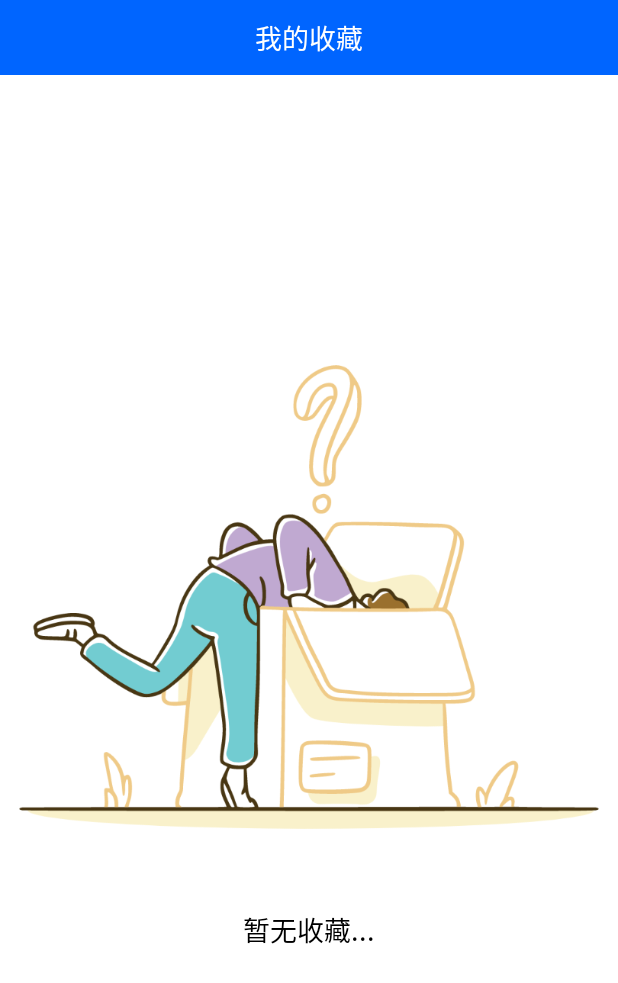
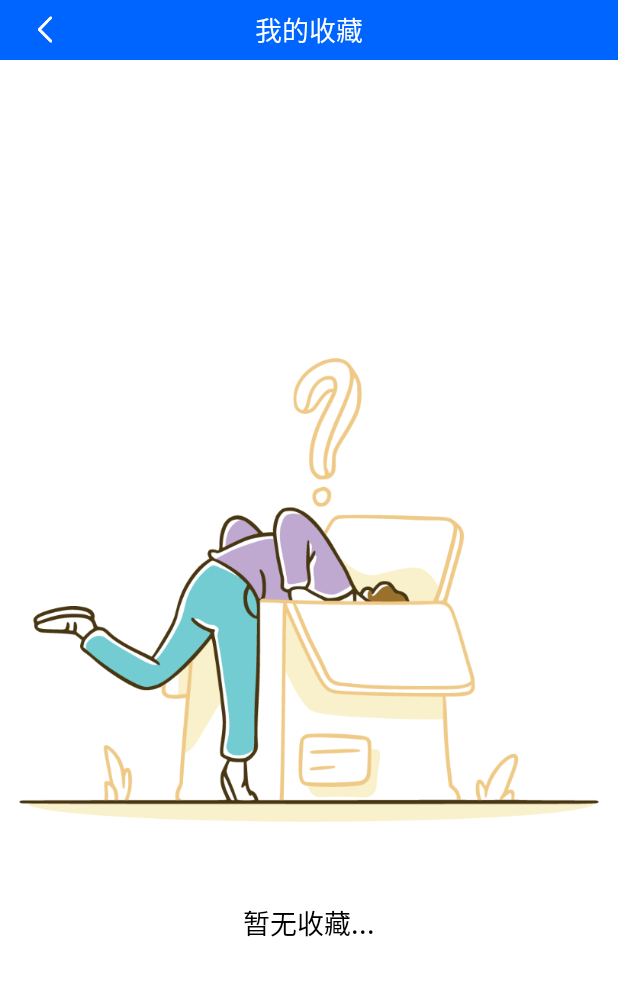
Before and after one commit to linweimao/HealthRecuperationApp, an Android app: the layout activity_my_collect.xml on its own in the app's theme, with its tools: preview values and no code run, on a phone screen of 412 x 824 dp. Shown: the top 983 px of the screen. Run offline under Robolectric (Android 15) with nearby library versions, the phone set to English and light mode, and no system bars.

Commit message:
优化我的收藏页面

```diff
--- a/app/src/main/java/com/lwm/healthrecuperationapp/activity/MyCollectActivity.java
+++ b/app/src/main/java/com/lwm/healthrecuperationapp/activity/MyCollectActivity.java
@@ -7,6 +7,7 @@ import android.os.Message;
 import android.util.Log;
 import android.view.View;
 import android.widget.FrameLayout;
+import android.widget.ImageView;
 import android.widget.LinearLayout;
 
 import androidx.annotation.NonNull;
@@ -47,6 +48,7 @@ public class MyCollectActivity extends BaseActivity implements OnItemChildClickL
     private MyCollectAdapter mMyCollectAdapter;
     private List<VideoEntity> datas = new ArrayList<>();
     private LinearLayoutManager mLinearLayoutManager;
+    private ImageView mImgMycollectReturn;
 
     // 视频播放
     protected VideoView mVideoView;
@@ -91,8 +93,15 @@ public class MyCollectActivity extends BaseActivity implements OnItemChildClickL
     @Override
     protected void initView() {
         initVideoView();
+        mImgMycollectReturn = findViewById(R.id.img_mycollect_return);
         mRecyclerView = findViewById(R.id.recyclerview);
         mEmptyLinear = findViewById(R.id.empty_linear);
+        mImgMycollectReturn.setOnClickListener(new View.OnClickListener() { // 返回上一层
+            @Override
+            public void onClick(View v) {
+                finish();
+            }
+        });
     }
 
     // 初始化视频播放器
--- a/app/src/main/res/layout/activity_my_collect.xml
+++ b/app/src/main/res/layout/activity_my_collect.xml
@@ -5,15 +5,30 @@
     android:background="@color/white"
     android:orientation="vertical">
 
-    <TextView
+    <RelativeLayout
+        android:id="@+id/reLayout_nurse_info"
         android:layout_width="match_parent"
-        android:layout_height="@dimen/dimen_50dp"
-        android:layout_centerInParent="true"
+        android:layout_height="40dp"
         android:background="@color/color_0065ff"
-        android:gravity="center"
-        android:text="@string/my_collection_text"
-        android:textColor="@color/skin_text_white"
-        android:textSize="@dimen/size_18sp" />
+        android:paddingHorizontal="@dimen/dimen_24dp">
+
+        <ImageView
+            android:id="@+id/img_mycollect_return"
+            android:layout_width="@dimen/dimen_12dp"
+            android:layout_height="@dimen/dimen_18dp"
+            android:layout_centerVertical="true"
+            android:src="@mipmap/icon_white_left_arrow" />
+
+        <TextView
+            android:layout_width="wrap_content"
+            android:layout_height="wrap_content"
+            android:layout_centerInParent="true"
+            android:background="@color/color_0065ff"
+            android:gravity="center"
+            android:text="@string/my_collection_text"
+            android:textColor="@color/skin_text_white"
+            android:textSize="@dimen/size_18sp" />
+    </RelativeLayout>
 
     <LinearLayout
         android:id="@+id/empty_linear"
```
